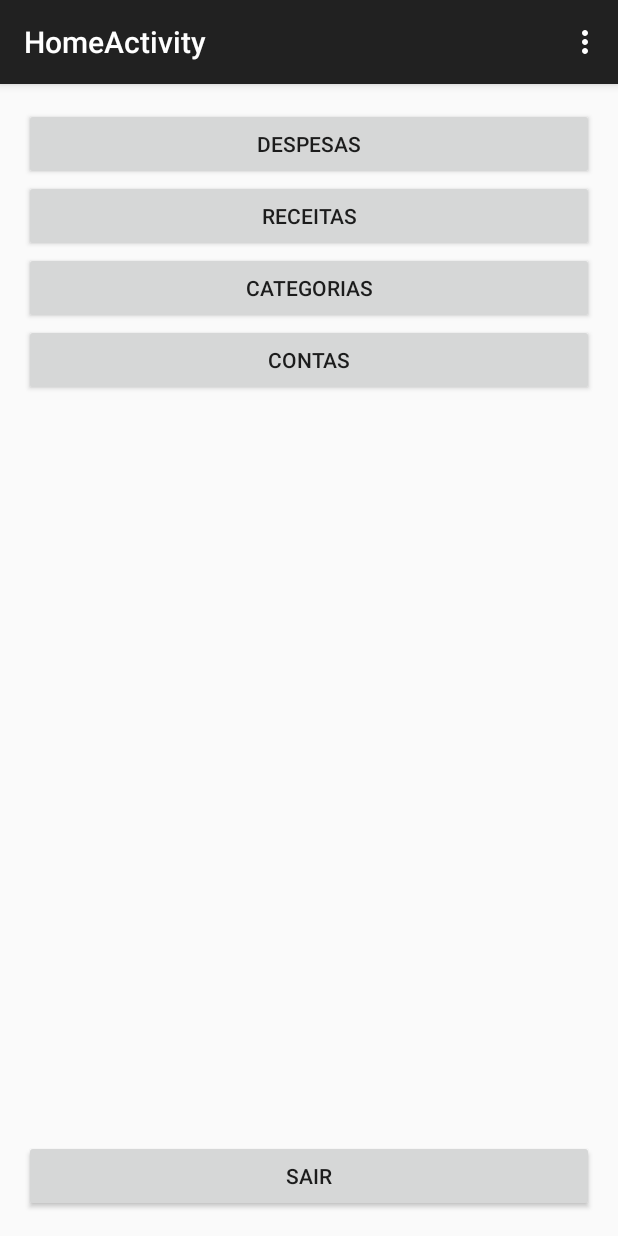
After one commit to projeto3001/orcpes3001, an Android app: the HomeActivity screen opened directly, with no data from a screen before it, on a phone screen of 412 x 824 dp. The commit adds this screen. Run offline under Robolectric (Android 15) with nearby library versions, the phone set to English and light mode, and no system bars.

Commit message:
Criando home activity

```diff
--- a/PoupeECompre/app/src/main/AndroidManifest.xml
+++ b/PoupeECompre/app/src/main/AndroidManifest.xml
@@ -24,6 +24,10 @@
             android:name=".activitys.CadastroDeDespesaActivity"
             android:label="@string/title_activity_cadastro_de_despesa" >
         </activity>
+        <activity
+            android:name=".activitys.HomeActivity"
+            android:label="@string/title_activity_home" >
+        </activity>
     </application>
 
 </manifest>
--- /dev/null
+++ b/PoupeECompre/app/src/main/java/br/estacio/poupeecompre/activitys/HomeActivity.java
@@ -0,0 +1,39 @@
+package br.estacio.poupeecompre.activitys;
+
+import android.support.v7.app.AppCompatActivity;
+import android.os.Bundle;
+import android.view.Menu;
+import android.view.MenuItem;
+
+import br.estacio.poupeecompre.R;
+
+public class HomeActivity extends AppCompatActivity {
+
+    @Override
+    protected void onCreate(Bundle savedInstanceState) {
+        super.onCreate(savedInstanceState);
+        setContentView(R.layout.activity_home);
+    }
+
+    @Override
+    public boolean onCreateOptionsMenu(Menu menu) {
+        // Inflate the menu; this adds items to the action bar if it is present.
+        getMenuInflater().inflate(R.menu.menu_home, menu);
+        return true;
+    }
+
+    @Override
+    public boolean onOptionsItemSelected(MenuItem item) {
+        // Handle action bar item clicks here. The action bar will
+        // automatically handle clicks on the Home/Up button, so long
+        // as you specify a parent activity in AndroidManifest.xml.
+        int id = item.getItemId();
+
+        //noinspection SimplifiableIfStatement
+        if (id == R.id.action_settings) {
+            return true;
+        }
+
+        return super.onOptionsItemSelected(item);
+    }
+}
--- /dev/null
+++ b/PoupeECompre/app/src/main/res/layout/activity_home.xml
@@ -0,0 +1,63 @@
+<RelativeLayout xmlns:android="http://schemas.android.com/apk/res/android"
+    xmlns:tools="http://schemas.android.com/tools" android:layout_width="match_parent"
+    android:layout_height="match_parent" android:paddingLeft="@dimen/activity_horizontal_margin"
+    android:paddingRight="@dimen/activity_horizontal_margin"
+    android:paddingTop="@dimen/activity_vertical_margin"
+    android:paddingBottom="@dimen/activity_vertical_margin"
+    tools:context="br.estacio.poupeecompre.activitys.HomeActivity">
+
+    <Button
+        android:layout_width="wrap_content"
+        android:layout_height="wrap_content"
+        android:text="despesas"
+        android:id="@+id/despesasBtn"
+        android:layout_alignParentTop="true"
+        android:layout_alignParentLeft="true"
+        android:layout_alignParentStart="true"
+        android:layout_alignParentRight="true"
+        android:layout_alignParentEnd="true" />
+
+    <Button
+        android:layout_width="wrap_content"
+        android:layout_height="wrap_content"
+        android:text="receitas"
+        android:id="@+id/receitasBtn"
+        android:layout_below="@+id/despesasBtn"
+        android:layout_alignParentLeft="true"
+        android:layout_alignParentStart="true"
+        android:layout_alignParentRight="true"
+        android:layout_alignParentEnd="true" />
+
+    <Button
+        android:layout_width="wrap_content"
+        android:layout_height="wrap_content"
+        android:text="contas"
+        android:id="@+id/contasBtn"
+        android:layout_below="@+id/categoriasBtn"
+        android:layout_alignParentLeft="true"
+        android:layout_alignParentStart="true"
+        android:layout_alignParentRight="true"
+        android:layout_alignParentEnd="true" />
+
+    <Button
+        android:layout_width="wrap_content"
+        android:layout_height="wrap_content"
+        android:text="categorias"
+        android:id="@+id/categoriasBtn"
+        android:layout_below="@+id/receitasBtn"
+        android:layout_alignParentLeft="true"
+        android:layout_alignParentStart="true"
+        android:layout_alignParentRight="true"
+        android:layout_alignParentEnd="true" />
+
+    <Button
+        android:layout_width="wrap_content"
+        android:layout_height="wrap_content"
+        android:text="sair"
+        android:id="@+id/sairBtn"
+        android:layout_alignParentBottom="true"
+        android:layout_alignParentRight="true"
+        android:layout_alignParentEnd="true"
+        android:layout_alignParentLeft="true"
+        android:layout_alignParentStart="true" />
+</RelativeLayout>
--- /dev/null
+++ b/PoupeECompre/app/src/main/res/menu/menu_home.xml
@@ -0,0 +1,7 @@
+<menu xmlns:android="http://schemas.android.com/apk/res/android"
+    xmlns:app="http://schemas.android.com/apk/res-auto"
+    xmlns:tools="http://schemas.android.com/tools"
+    tools:context="br.estacio.poupeecompre.activitys.HomeActivity">
+    <item android:id="@+id/action_settings" android:title="@string/action_settings"
+        android:orderInCategory="100" app:showAsAction="never" />
+</menu>
--- a/PoupeECompre/app/src/main/res/values/strings.xml
+++ b/PoupeECompre/app/src/main/res/values/strings.xml
@@ -5,4 +5,5 @@
     <string name="action_settings">Settings</string>
     <string name="title_activity_cadastro_de_usuario">cadastroDeUsuario</string>
     <string name="title_activity_cadastro_de_despesa">CadastroDeDespesaActivity</string>
+    <string name="title_activity_home">HomeActivity</string>
 </resources>
```
